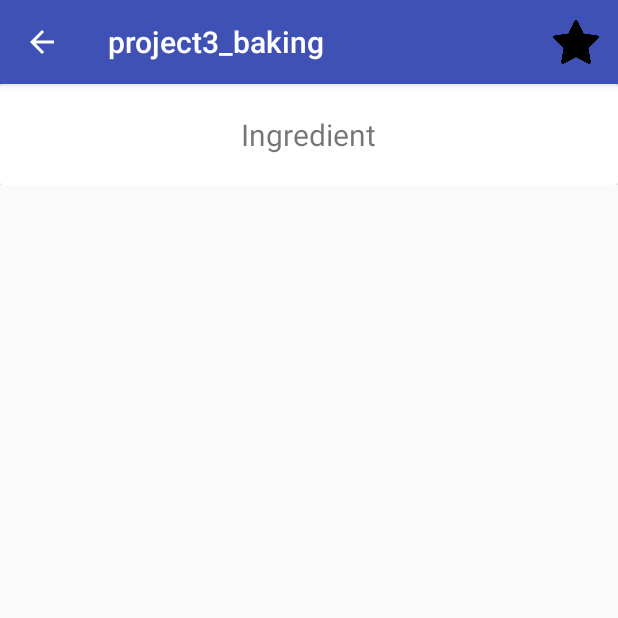
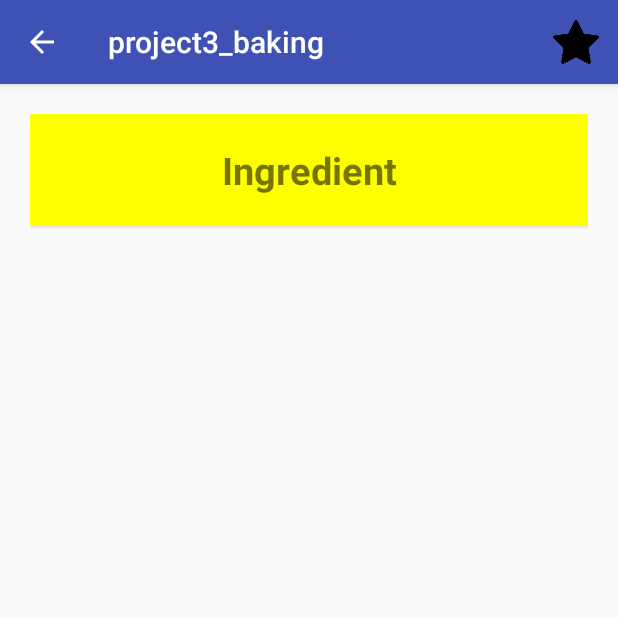
Before and after one commit to gbralisson/baking_app, an Android app: the fragment MasterRecipeStepFragment placed in its activity, on a phone screen of 412 x 824 dp, the top half of it. Run offline under Robolectric (Android 15) with nearby library versions, the phone set to English and light mode, and no system bars.

```diff
--- a/app/build.gradle
+++ b/app/build.gradle
@@ -28,5 +28,6 @@ dependencies {
     implementation 'com.android.support:recyclerview-v7:27.1.1'
     implementation 'com.android.support:cardview-v7:27.1.1'
     implementation 'com.google.android.exoplayer:exoplayer:r2.2.0'
+    implementation 'com.squareup.picasso:picasso:2.5.2'
 
 }
--- a/app/src/main/res/layout/fragment_recipe_step.xml
+++ b/app/src/main/res/layout/fragment_recipe_step.xml
@@ -9,23 +9,26 @@
     <RelativeLayout
         android:layout_width="match_parent"
         android:layout_height="wrap_content"
-        android:orientation="vertical">
+        android:orientation="vertical"
+        android:padding="20dp">
 
         <android.support.v7.widget.CardView
             android:layout_width="match_parent"
             android:layout_height="wrap_content"
             android:id="@+id/cardview_recipe_ingredient"
-            android:padding="10dp">
+            style="@style/Base.CardView">
 
             <TextView
                 android:id="@+id/txt_card_ingredients"
-                android:layout_width="wrap_content"
-                android:layout_height="wrap_content"
+                android:layout_width="match_parent"
+                android:layout_height="match_parent"
+                android:background="@color/yellow"
+                android:gravity="center"
+                android:onClick="clickIngredients"
+                android:padding="20dp"
                 android:text="@string/txt_ingredient"
-                android:textSize="20sp"
-                android:layout_gravity="center"
-                android:padding="20dp"
-                android:onClick="clickIngredients"/>
+                android:textSize="25sp"
+                android:textStyle="bold" />
 
         </android.support.v7.widget.CardView>
 
@@ -33,7 +36,8 @@
             android:layout_width="match_parent"
             android:layout_height="wrap_content"
             android:id="@+id/rv_recipe_steps"
-            android:layout_below="@id/cardview_recipe_ingredient">
+            android:layout_below="@id/cardview_recipe_ingredient"
+            android:layout_marginTop="10dp">
 
         </android.support.v7.widget.RecyclerView>
 
--- a/app/src/main/res/layout/recipe_step_list_item.xml
+++ b/app/src/main/res/layout/recipe_step_list_item.xml
@@ -14,7 +14,7 @@
         <RelativeLayout
             android:layout_width="match_parent"
             android:layout_height="wrap_content"
-            android:background="@color/yellow">
+            android:background="@color/skyBlue">
 
             <TextView
                 android:layout_width="match_parent"
```
Also changed, not shown: app/src/main/java/com/example/android/project3_baking/Adapter/RecipeAdapter.java (+12 -0 lines), app/src/main/java/com/example/android/project3_baking/MasterRecipeStepDetailFragment.java (+24 -0 lines), app/src/main/java/com/example/android/project3_baking/RecipeStepActivity.java (+52 -25 lines), app/src/main/res/layout/fragment_recipe_step_detail.xml (+16 -1 lines), app/src/main/res/layout/recipe_list_item.xml (+10 -3 lines), app/src/main/res/drawable/recipe_image.jpg (added).
